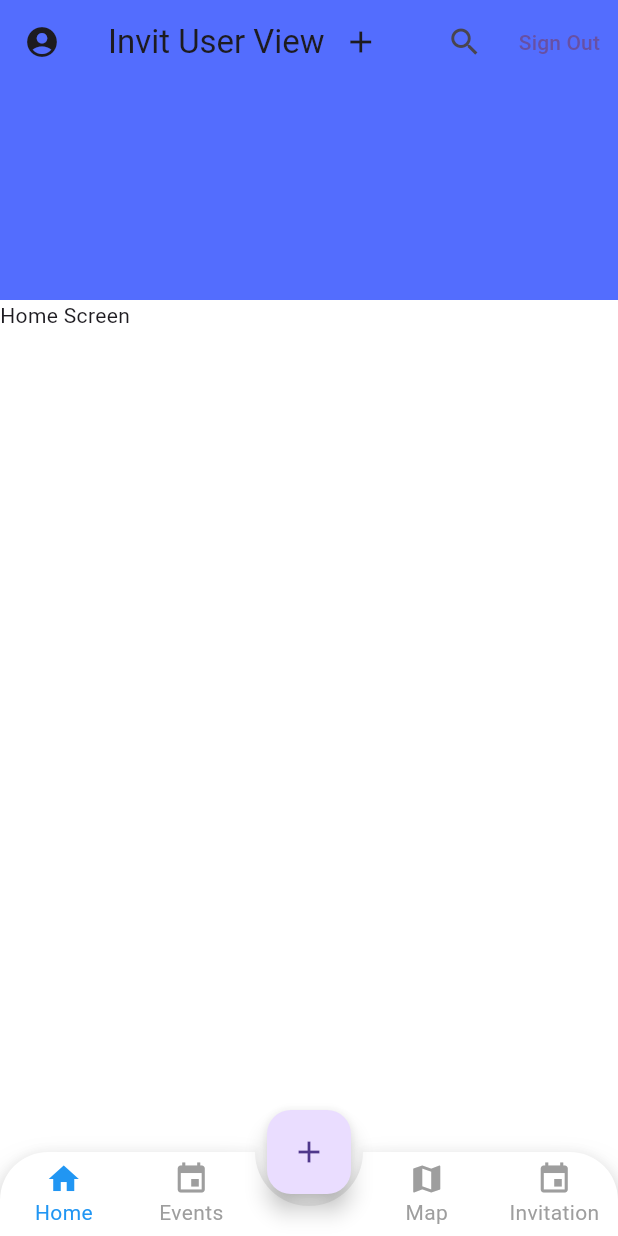
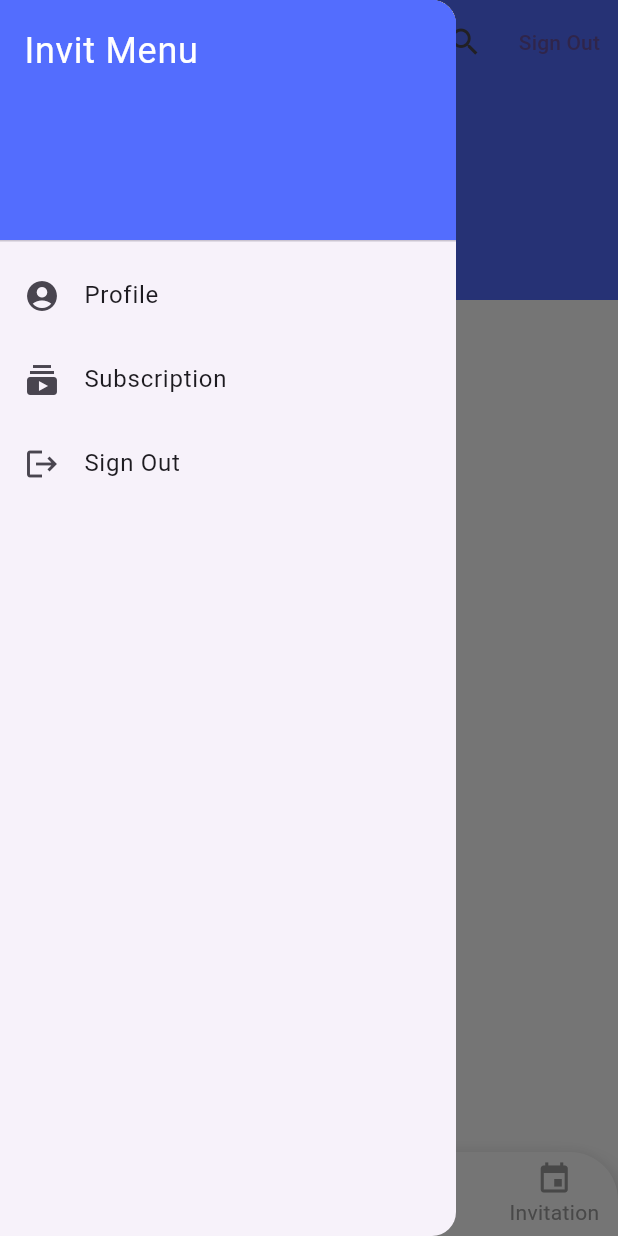
Before and after one commit to GaafarDev/Event-Invitation-App-Invit-, a Flutter app: the screen it shows once a user with an empty profile is signed in, with the side drawer open (before the commit the screen has no drawer), on a phone screen of 412 x 824 dp. Run offline on Flutter 3.47's test engine with Material 3 defaults, Android fonts, the phone set to English and light mode, and no system bars; drawn by our look-alikes of animated_bottom_navigation_bar; our stand-ins replace cloud_firestore, firebase_auth, firebase_core; accounts and stored records are empty.

Commit message:
Drawer Done ✅

```diff
--- a/lib/features/home/home_screen.dart
+++ b/lib/features/home/home_screen.dart
@@ -5,9 +5,8 @@ import 'package:cloud_firestore/cloud_firestore.dart';
 import 'package:invit/features/auth/login_screen.dart';
 import 'package:invit/features/events/create_event_screen.dart';
 import 'package:invit/features/events/view_organizer_event.dart';
-import 'package:invit/features/home/home_screen_org.dart';
-import 'package:invit/features/invitations/view_invitations.dart';
 import 'package:invit/features/profile/profile_screen.dart';
+import 'package:invit/shared/components/custom-drawer.dart';
 import 'package:invit/shared/components/custom_navigationbar.dart';
 import 'package:invit/features/subscription/getSubscription.dart';
 import 'package:invit/shared/constants/assets_strings.dart';
@@ -25,10 +24,9 @@ class _HomePageState extends State<HomePage> {
   String searchString = '';
   final List<Widget> _children = [
     Text('Home Screen'), // Replace with your actual saved screen widget
-    Text('User Event View'),
-    // OrganizerViewEventScreen(),
+    OrganizerViewEventScreen(),
     Text('Map'), // Replace with your actual saved screen widget
-    InvitationPage() // Text('Invitation'),
+    Text('Invitation'),
   ];
 
   void _signOut() async {
@@ -80,29 +78,7 @@ class _HomePageState extends State<HomePage> {
           ),
           child: AppBar(
             backgroundColor: Colors.indigoAccent,
-            title: Row(
-              children: [
-                Text('Invit User View'),
-                IconButton(
-                  icon: Icon(Icons.add),
-                  onPressed: () {
-                    Navigator.pushReplacement(
-                      context,
-                      MaterialPageRoute(builder: (context) => HomePageOrg()),
-                    );
-                  },
-                ),
-              ],
-            ),
-            leading: IconButton(
-              icon: Icon(Icons.account_circle),
-              onPressed: () {
-                Navigator.push(
-                  context,
-                  MaterialPageRoute(builder: (context) => ProfileScreen()),
-                );
-              },
-            ),
+            title: Text('Home'),
             actions: <Widget>[
               IconButton(
                 icon: Icon(Icons.search),
@@ -118,21 +94,15 @@ class _HomePageState extends State<HomePage> {
           ),
         ),
       ),
+      drawer: CustomDrawer(), // Add this line
       body: _children[_currentIndex],
       floatingActionButtonLocation: FloatingActionButtonLocation.centerDocked,
       floatingActionButton: FloatingActionButton(
         onPressed: () {
-          Navigator.pushAndRemoveUntil(
+          Navigator.push(
             context,
-            MaterialPageRoute(builder: (context) => HomePageOrg()),
-            (Route<dynamic> route) => false,
+            MaterialPageRoute(builder: (context) => CreateEventScreen()),
           );
-          Future.delayed(Duration.zero, () {
-            Navigator.push(
-              context,
-              MaterialPageRoute(builder: (context) => CreateEventScreen()),
-            );
-          });
         },
         child: const Icon(Icons.add),
       ),
--- /dev/null
+++ b/lib/shared/components/custom-drawer.dart
@@ -0,0 +1,83 @@
+// lib/shared/components/custom_drawer.dart
+
+import 'package:flutter/material.dart';
+import 'package:firebase_auth/firebase_auth.dart';
+import 'package:invit/features/auth/login_screen.dart';
+import 'package:invit/features/profile/profile_screen.dart';
+import 'package:invit/features/subscription/getSubscription.dart';
+
+class CustomDrawer extends StatelessWidget {
+  final FirebaseAuth _auth = FirebaseAuth.instance;
+
+  CustomDrawer({Key? key}) : super(key: key);
+
+  void _signOut(BuildContext context) async {
+    try {
+      await _auth.signOut();
+      ScaffoldMessenger.of(context).showSnackBar(
+        SnackBar(
+          content: Text('Successfully signed out'),
+        ),
+      );
+      Navigator.of(context).pushReplacement(
+        MaterialPageRoute(
+          builder: (context) => LoginScreen(),
+        ),
+      );
+    } catch (e) {
+      ScaffoldMessenger.of(context).showSnackBar(
+        SnackBar(
+          content: Text('Failed to sign out'),
+        ),
+      );
+    }
+  }
+
+  @override
+  Widget build(BuildContext context) {
+    return Drawer(
+      child: ListView(
+        padding: EdgeInsets.zero,
+        children: <Widget>[
+          DrawerHeader(
+            decoration: BoxDecoration(
+              color: Colors.indigoAccent,
+            ),
+            child: Text(
+              'Invit Menu',
+              style: TextStyle(
+                color: Colors.white,
+                fontSize: 24,
+              ),
+            ),
+          ),
+          ListTile(
+            leading: Icon(Icons.account_circle),
+            title: Text('Profile'),
+            onTap: () {
+              Navigator.push(
+                context,
+                MaterialPageRoute(builder: (context) => ProfileScreen()),
+              );
+            },
+          ),
+          ListTile(
+            leading: Icon(Icons.subscriptions),
+            title: Text('Subscription'),
+            onTap: () {
+              Navigator.push(
+                context,
+                MaterialPageRoute(builder: (context) => GetSubscription()),
+              );
+            },
+          ),
+          ListTile(
+            leading: Icon(Icons.logout),
+            title: Text('Sign Out'),
+            onTap: () => _signOut(context),
+          ),
+        ],
+      ),
+    );
+  }
+}
```
